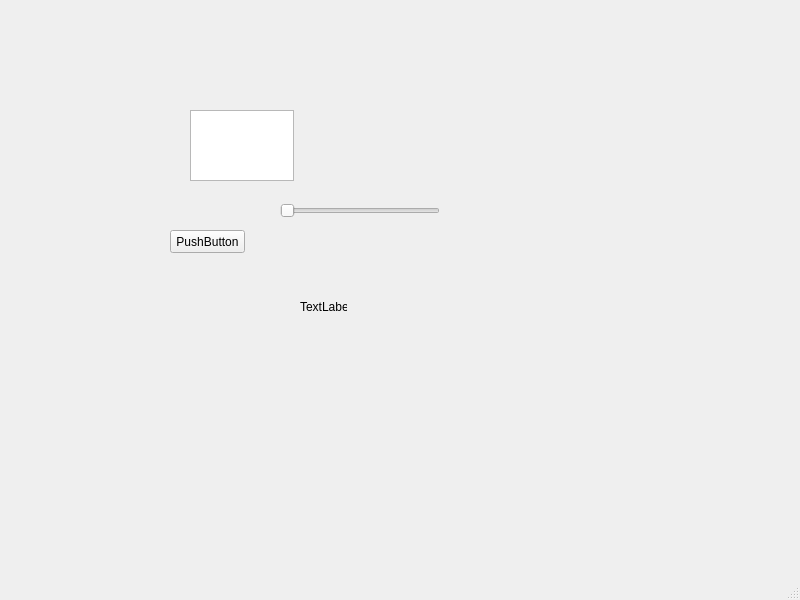
Above: 01-SpatialProcessing/test.ui from Mrjarkos/Vision_Artificial before the change. Below: the same form after it.
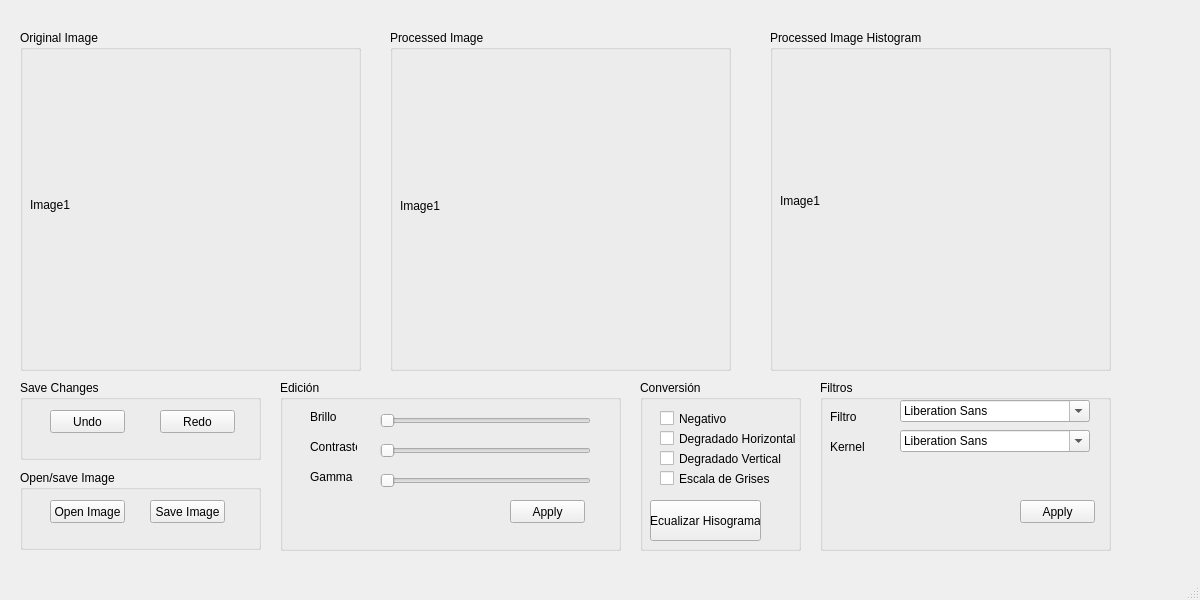
That is the form after the change.

```diff
--- a/01-SpatialProcessing/test.ui
+++ b/01-SpatialProcessing/test.ui
@@ -6,62 +6,435 @@
    <rect>
     <x>0</x>
     <y>0</y>
-    <width>800</width>
+    <width>1200</width>
     <height>600</height>
    </rect>
   </property>
+  <property name="minimumSize">
+   <size>
+    <width>1200</width>
+    <height>600</height>
+   </size>
+  </property>
+  <property name="maximumSize">
+   <size>
+    <width>1200</width>
+    <height>600</height>
+   </size>
+  </property>
   <property name="windowTitle">
    <string>MainWindow</string>
   </property>
   <widget class="QWidget" name="centralwidget">
-   <widget class="QPushButton" name="pushButton">
+   <widget class="QGroupBox" name="groupBox_4">
     <property name="geometry">
      <rect>
-      <x>170</x>
-      <y>230</y>
-      <width>75</width>
-      <height>23</height>
+      <x>20</x>
+      <y>30</y>
+      <width>341</width>
+      <height>341</height>
      </rect>
     </property>
-    <property name="text">
-     <string>PushButton</string>
+    <property name="title">
+     <string>Original Image</string>
     </property>
+    <widget class="QLabel" name="lbl_image_1">
+     <property name="geometry">
+      <rect>
+       <x>10</x>
+       <y>19</y>
+       <width>320</width>
+       <height>311</height>
+      </rect>
+     </property>
+     <property name="text">
+      <string>Image1</string>
+     </property>
+    </widget>
    </widget>
-   <widget class="QTextEdit" name="textEdit">
+   <widget class="QGroupBox" name="groupBox">
     <property name="geometry">
      <rect>
-      <x>190</x>
-      <y>110</y>
-      <width>104</width>
-      <height>71</height>
+      <x>20</x>
+      <y>470</y>
+      <width>241</width>
+      <height>80</height>
      </rect>
     </property>
+    <property name="title">
+     <string>Open/save Image</string>
+    </property>
+    <widget class="QPushButton" name="pushButton">
+     <property name="geometry">
+      <rect>
+       <x>30</x>
+       <y>30</y>
+       <width>75</width>
+       <height>23</height>
+      </rect>
+     </property>
+     <property name="text">
+      <string>Open Image</string>
+     </property>
+    </widget>
+    <widget class="QPushButton" name="pushButton_2">
+     <property name="geometry">
+      <rect>
+       <x>130</x>
+       <y>30</y>
+       <width>75</width>
+       <height>23</height>
+      </rect>
+     </property>
+     <property name="text">
+      <string>Save Image</string>
+     </property>
+    </widget>
    </widget>
-   <widget class="QLabel" name="label">
+   <widget class="QGroupBox" name="groupBox_5">
     <property name="geometry">
      <rect>
-      <x>300</x>
-      <y>300</y>
-      <width>47</width>
-      <height>13</height>
+      <x>390</x>
+      <y>30</y>
+      <width>341</width>
+      <height>341</height>
      </rect>
     </property>
-    <property name="text">
-     <string>TextLabel</string>
+    <property name="title">
+     <string>Processed Image</string>
     </property>
+    <widget class="QLabel" name="lbl_image_2">
+     <property name="geometry">
+      <rect>
+       <x>10</x>
+       <y>20</y>
+       <width>320</width>
+       <height>311</height>
+      </rect>
+     </property>
+     <property name="text">
+      <string>Image1</string>
+     </property>
+    </widget>
    </widget>
-   <widget class="QSlider" name="horizontalSlider">
+   <widget class="QGroupBox" name="groupBox_6">
+    <property name="geometry">
+     <rect>
+      <x>770</x>
+      <y>30</y>
+      <width>341</width>
+      <height>341</height>
+     </rect>
+    </property>
+    <property name="title">
+     <string>Processed Image Histogram</string>
+    </property>
+    <widget class="QLabel" name="lbl_image_3">
+     <property name="geometry">
+      <rect>
+       <x>10</x>
+       <y>20</y>
+       <width>320</width>
+       <height>301</height>
+      </rect>
+     </property>
+     <property name="text">
+      <string>Image1</string>
+     </property>
+    </widget>
+   </widget>
+   <widget class="QGroupBox" name="groupBox_7">
     <property name="geometry">
      <rect>
       <x>280</x>
-      <y>200</y>
-      <width>160</width>
-      <height>22</height>
+      <y>380</y>
+      <width>341</width>
+      <height>171</height>
      </rect>
     </property>
-    <property name="orientation">
-     <enum>Qt::Horizontal</enum>
+    <property name="title">
+     <string>Edición</string>
     </property>
+    <widget class="QSlider" name="horizontalSlider">
+     <property name="geometry">
+      <rect>
+       <x>100</x>
+       <y>30</y>
+       <width>211</width>
+       <height>22</height>
+      </rect>
+     </property>
+     <property name="orientation">
+      <enum>Qt::Horizontal</enum>
+     </property>
+    </widget>
+    <widget class="QSlider" name="horizontalSlider_2">
+     <property name="geometry">
+      <rect>
+       <x>100</x>
+       <y>60</y>
+       <width>211</width>
+       <height>22</height>
+      </rect>
+     </property>
+     <property name="orientation">
+      <enum>Qt::Horizontal</enum>
+     </property>
+    </widget>
+    <widget class="QSlider" name="horizontalSlider_3">
+     <property name="geometry">
+      <rect>
+       <x>100</x>
+       <y>90</y>
+       <width>211</width>
+       <height>22</height>
+      </rect>
+     </property>
+     <property name="orientation">
+      <enum>Qt::Horizontal</enum>
+     </property>
+    </widget>
+    <widget class="QLabel" name="label">
+     <property name="geometry">
+      <rect>
+       <x>30</x>
+       <y>30</y>
+       <width>47</width>
+       <height>13</height>
+      </rect>
+     </property>
+     <property name="text">
+      <string>Brillo</string>
+     </property>
+    </widget>
+    <widget class="QLabel" name="label_2">
+     <property name="geometry">
+      <rect>
+       <x>30</x>
+       <y>60</y>
+       <width>47</width>
+       <height>13</height>
+      </rect>
+     </property>
+     <property name="text">
+      <string>Contraste</string>
+     </property>
+    </widget>
+    <widget class="QLabel" name="label_3">
+     <property name="geometry">
+      <rect>
+       <x>30</x>
+       <y>90</y>
+       <width>47</width>
+       <height>13</height>
+      </rect>
+     </property>
+     <property name="text">
+      <string>Gamma</string>
+     </property>
+    </widget>
+    <widget class="QPushButton" name="pushButton_8">
+     <property name="geometry">
+      <rect>
+       <x>230</x>
+       <y>120</y>
+       <width>75</width>
+       <height>23</height>
+      </rect>
+     </property>
+     <property name="text">
+      <string>Apply</string>
+     </property>
+    </widget>
+   </widget>
+   <widget class="QGroupBox" name="groupBox_8">
+    <property name="geometry">
+     <rect>
+      <x>640</x>
+      <y>380</y>
+      <width>161</width>
+      <height>171</height>
+     </rect>
+    </property>
+    <property name="title">
+     <string>Conversión</string>
+    </property>
+    <widget class="QCheckBox" name="checkBox">
+     <property name="geometry">
+      <rect>
+       <x>20</x>
+       <y>30</y>
+       <width>70</width>
+       <height>17</height>
+      </rect>
+     </property>
+     <property name="text">
+      <string>Negativo</string>
+     </property>
+    </widget>
+    <widget class="QCheckBox" name="checkBox_2">
+     <property name="geometry">
+      <rect>
+       <x>20</x>
+       <y>50</y>
+       <width>151</width>
+       <height>17</height>
+      </rect>
+     </property>
+     <property name="text">
+      <string>Degradado Horizontal</string>
+     </property>
+    </widget>
+    <widget class="QCheckBox" name="checkBox_3">
+     <property name="geometry">
+      <rect>
+       <x>20</x>
+       <y>70</y>
+       <width>131</width>
+       <height>17</height>
+      </rect>
+     </property>
+     <property name="text">
+      <string>Degradado Vertical</string>
+     </property>
+    </widget>
+    <widget class="QCheckBox" name="checkBox_4">
+     <property name="geometry">
+      <rect>
+       <x>20</x>
+       <y>90</y>
+       <width>111</width>
+       <height>17</height>
+      </rect>
+     </property>
+     <property name="text">
+      <string>Escala de Grises</string>
+     </property>
+    </widget>
+    <widget class="QPushButton" name="pushButton_3">
+     <property name="geometry">
+      <rect>
+       <x>10</x>
+       <y>120</y>
+       <width>111</width>
+       <height>41</height>
+      </rect>
+     </property>
+     <property name="text">
+      <string>Ecualizar Hisograma</string>
+     </property>
+    </widget>
+   </widget>
+   <widget class="QGroupBox" name="groupBox_3">
+    <property name="geometry">
+     <rect>
+      <x>20</x>
+      <y>380</y>
+      <width>241</width>
+      <height>80</height>
+     </rect>
+    </property>
+    <property name="title">
+     <string>Save Changes</string>
+    </property>
+    <widget class="QPushButton" name="pushButton_5">
+     <property name="geometry">
+      <rect>
+       <x>30</x>
+       <y>30</y>
+       <width>75</width>
+       <height>23</height>
+      </rect>
+     </property>
+     <property name="text">
+      <string>Undo</string>
+     </property>
+    </widget>
+    <widget class="QPushButton" name="pushButton_7">
+     <property name="geometry">
+      <rect>
+       <x>140</x>
+       <y>30</y>
+       <width>75</width>
+       <height>23</height>
+      </rect>
+     </property>
+     <property name="text">
+      <string>Redo</string>
+     </property>
+    </widget>
+   </widget>
+   <widget class="QGroupBox" name="groupBox_9">
+    <property name="geometry">
+     <rect>
+      <x>820</x>
+      <y>380</y>
+      <width>291</width>
+      <height>171</height>
+     </rect>
+    </property>
+    <property name="title">
+     <string>Filtros</string>
+    </property>
+    <widget class="QFontComboBox" name="fontComboBox">
+     <property name="geometry">
+      <rect>
+       <x>80</x>
+       <y>20</y>
+       <width>190</width>
+       <height>22</height>
+      </rect>
+     </property>
+    </widget>
+    <widget class="QFontComboBox" name="fontComboBox_2">
+     <property name="geometry">
+      <rect>
+       <x>80</x>
+       <y>50</y>
+       <width>190</width>
+       <height>22</height>
+      </rect>
+     </property>
+    </widget>
+    <widget class="QLabel" name="label_4">
+     <property name="geometry">
+      <rect>
+       <x>10</x>
+       <y>30</y>
+       <width>47</width>
+       <height>13</height>
+      </rect>
+     </property>
+     <property name="text">
+      <string>Filtro</string>
+     </property>
+    </widget>
+    <widget class="QLabel" name="label_5">
+     <property name="geometry">
+      <rect>
+       <x>10</x>
+       <y>60</y>
+       <width>47</width>
+       <height>13</height>
+      </rect>
+     </property>
+     <property name="text">
+      <string>Kernel</string>
+     </property>
+    </widget>
+    <widget class="QPushButton" name="pushButton_6">
+     <property name="geometry">
+      <rect>
+       <x>200</x>
+       <y>120</y>
+       <width>75</width>
+       <height>23</height>
+      </rect>
+     </property>
+     <property name="text">
+      <string>Apply</string>
+     </property>
+    </widget>
    </widget>
   </widget>
   <widget class="QMenuBar" name="menubar">
```
Left out of the diff: 4 changed lines with no effect on the pictures.
